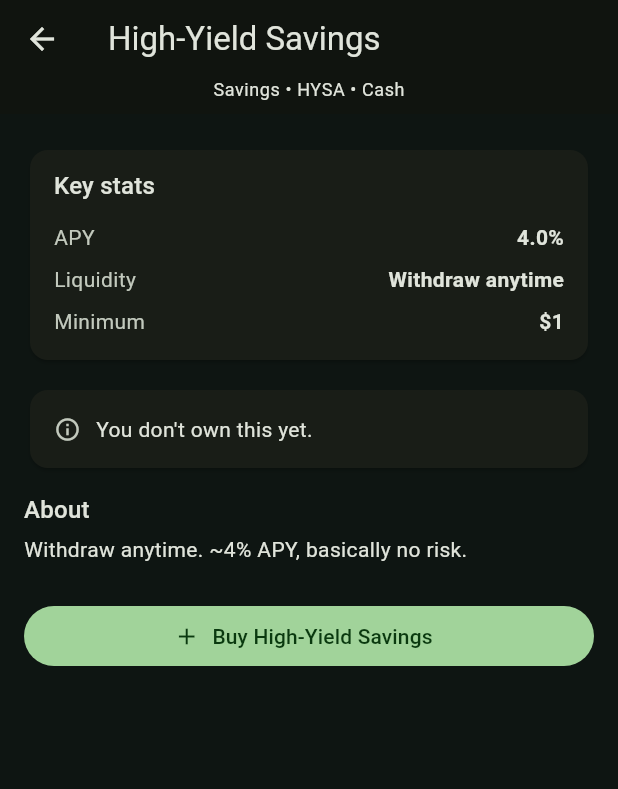
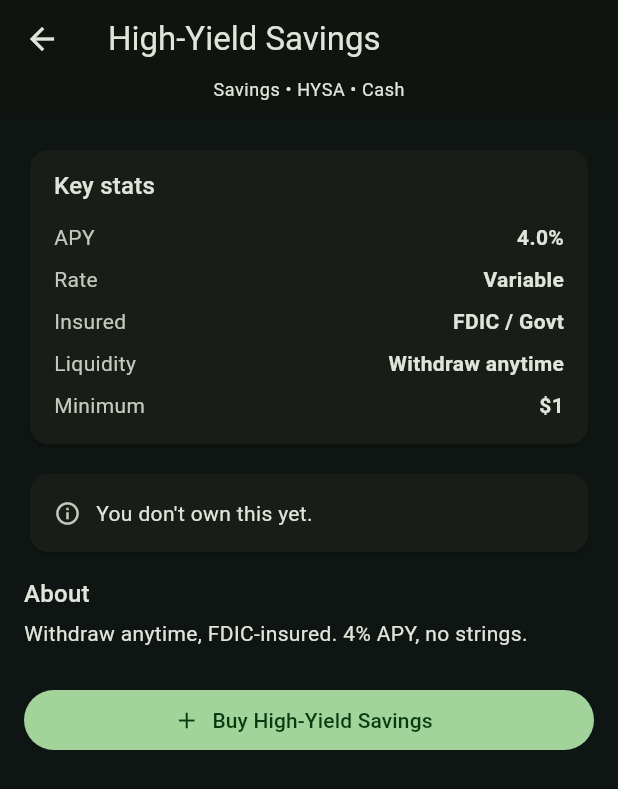
Before and after one commit to Armandoxh/Territorygame, a Flutter app: the AssetDetailScreen screen opened directly with sample values from the repository, on a phone screen of 412 x 824 dp. Shown: the top 789 px of the screen. Run offline on Flutter 3.47's test engine with Material 3 defaults, Android fonts, the phone set to English and light mode, and no system bars.

Commit message:
WealthQuest (build 8): differentiate cash instruments
Cash vehicles are now real trade-offs, not clones:
- New AssetDef fields: minBalance + belowMinApy (reduced rate under the
  minimum balance) and insured (FDIC/govt).
- Ladder tuned so higher yield costs a bigger min, FDIC insurance, or
  liquidity (MMA needs $1k kept; T-Bill/I-Bond lock; MMF/CMA uninsured).
- Market rows show minimums; detail sheet shows Insured / Rate / min-balance.
- Interest accrues at the reduced APY when balance is under the minimum.

Known follow-up: make 'uninsured' carry real downturn risk so MMF isn't
strictly dominant.

https://claude.ai/code/session_01TzdCgZw6BTd2YJQ9wzwCow

```diff
--- a/dev_log/6-4-2026.txt
+++ b/dev_log/6-4-2026.txt
@@ -144,3 +144,22 @@
   WHY:  User: research what else fits Cash (added all picks); and
         "put a release version number, increment it every build, pin
         it at the top so I know what I'm looking at is current."
+
+2026-06-04  WealthQuest (build 8): differentiate cash instruments
+  WHAT: Made cash vehicles real trade-offs instead of clones. New
+        AssetDef fields: minBalance + belowMinApy (account earns the
+        reduced rate if balance drops under the minimum) and `insured`
+        (FDIC/govt). Tuned the ladder: HYSA 4% insured liquid; MMA
+        4.3% insured but must keep $1k (else 0.5%); CMA 4.6% uninsured,
+        $2.5k min; T-Bill 4.2% insured but locked 13w; I-Bond 4.8%
+        insured locked 1y capped; MMF 4.8% uninsured liquid; Ultra-Short
+        ~5% uninsured price-wobble. Surfaced minimums on market rows and
+        added Insured / Rate (Fixed|Variable) / min-balance rows to the
+        detail stat sheet. Controller now accrues at the reduced APY
+        when under minBalance.
+  WHY:  User: these were 'virtually the same, just another asset to buy'
+        — differentiate them like real life (min investment, etc).
+  NOTE: Known gap raised by user — MMF (4.8%, liquid, low min) still
+        dominates because 'uninsured' has no teeth yet. Next nail:
+        give insurance meaning via downturn risk (uninsured cash can
+        lose in a crash; insured never does). Pending user's choice.
--- a/wealthquest/lib/data/catalog.dart
+++ b/wealthquest/lib/data/catalog.dart
@@ -59,7 +59,8 @@ class Catalog {
       apy: 0.04,
       minInvestment: 1,
       sector: 'Cash',
-      blurb: 'Withdraw anytime. ~4% APY, basically no risk.',
+      insured: true,
+      blurb: 'Withdraw anytime, FDIC-insured. 4% APY, no strings.',
     ),
     AssetDef(
       id: 'mmf',
@@ -70,7 +71,9 @@ class Catalog {
       apy: 0.048,
       minInvestment: 500,
       sector: 'Cash',
-      blurb: 'Slightly higher yield than savings, still liquid.',
+      insured: false,
+      blurb: 'Higher yield than a HYSA, still liquid — but it\'s a fund, '
+          'so NOT FDIC-insured.',
     ),
     AssetDef(
       id: 'chk',
@@ -81,7 +84,8 @@ class Catalog {
       apy: 0.005,
       minInvestment: 0,
       sector: 'Cash',
-      blurb: 'Instant access, almost no yield. Don\'t park real money here.',
+      insured: true,
+      blurb: 'Instant access, almost no yield. Don\'t park real savings here.',
     ),
     AssetDef(
       id: 'mma',
@@ -89,10 +93,14 @@ class Catalog {
       ticker: 'MMA',
       categoryId: 'cash',
       kind: AssetKind.savings,
-      apy: 0.040,
+      apy: 0.043,
       minInvestment: 1000,
+      minBalance: 1000,
+      belowMinApy: 0.005,
       sector: 'Cash',
-      blurb: 'Bank account, FDIC-insured, ~4% APY. Liquid.',
+      insured: true,
+      blurb: 'FDIC-insured, 4.3% APY — but you must keep \$1,000 in or the '
+          'rate drops to 0.5%.',
     ),
     AssetDef(
       id: 'cma',
@@ -100,10 +108,14 @@ class Catalog {
       ticker: 'CMA',
       categoryId: 'cash',
       kind: AssetKind.savings,
-      apy: 0.042,
+      apy: 0.046,
       minInvestment: 2500,
+      minBalance: 2500,
+      belowMinApy: 0.01,
       sector: 'Cash',
-      blurb: 'Brokerage sweep. ~4.2% APY, liquid, checking-like features.',
+      insured: false,
+      blurb: 'Brokerage sweep, 4.6% APY. Higher min, keep \$2,500 in, and '
+          'NOT FDIC-insured.',
     ),
     AssetDef(
       id: 'tbill',
@@ -111,12 +123,14 @@ class Catalog {
       ticker: 'TBILL',
       categoryId: 'cash',
       kind: AssetKind.cd,
-      apy: 0.036,
+      apy: 0.042,
       termDays: 13,
       minInvestment: 100,
       sector: 'Government',
       creditRating: 'AAA',
-      blurb: 'U.S. government-backed. ~3.6%, 13-week lock, ultra-safe.',
+      insured: true,
+      blurb: 'U.S. government-backed, ultra-safe. 4.2% for a 13-week lock — '
+          'beats the HYSA if you can spare it.',
     ),
     AssetDef(
       id: 'ibond',
@@ -130,7 +144,9 @@ class Catalog {
       sector: 'Government',
       creditRating: 'AAA',
       annualPurchaseCap: 10000,
-      blurb: 'Inflation-protected. 1-year lock, capped at \$10k/year.',
+      insured: true,
+      blurb: 'Inflation-protected, government-backed. 1-year lock, '
+          'capped at \$10k/year.',
     ),
     AssetDef(
       id: 'usbf',
@@ -141,11 +157,12 @@ class Catalog {
       basePrice: 50.0,
       dailyDrift: 0.0002,
       dailyVol: 0.003,
-      dividendYield: 0.045,
+      dividendYield: 0.050,
       expenseRatio: 0.0008,
       sector: 'Fixed Income',
       sharesOutstanding: 0.5e9,
-      blurb: 'Near-cash: ~4.5% yield, tiny price wobble, not FDIC-insured.',
+      insured: false,
+      blurb: 'Near-cash: ~5% yield, tiny price wobble, not FDIC-insured.',
     ),
 
     // ---- Bonds & CDs ----
--- a/wealthquest/lib/models/asset.dart
+++ b/wealthquest/lib/models/asset.dart
@@ -111,6 +111,17 @@ class AssetDef {
   /// cap. Used by Series I Bonds.
   final double annualPurchaseCap;
 
+  /// Balance a liquid account must keep to earn [apy]; below it the account
+  /// earns [belowMinApy] instead. 0 = no minimum-balance requirement.
+  final double minBalance;
+
+  /// Reduced APY applied while balance is under [minBalance].
+  final double belowMinApy;
+
+  /// FDIC/government-insured against loss. Meaningful for cash & fixed income;
+  /// funds (MMF, CMA sweeps, bond funds) are not insured.
+  final bool insured;
+
   final String blurb;
 
   const AssetDef({
@@ -132,8 +143,26 @@ class AssetDef {
     this.expenseRatio = 0,
     this.creditRating = '',
     this.annualPurchaseCap = 0,
+    this.minBalance = 0,
+    this.belowMinApy = 0,
+    this.insured = false,
     this.blurb = '',
   });
+
+  /// How the yield behaves, for display. Locked products are fixed at purchase;
+  /// liquid accounts float with rates.
+  String get rateType {
+    switch (kind) {
+      case AssetKind.cd:
+        return 'Fixed';
+      case AssetKind.bond:
+        return 'Fixed coupon';
+      case AssetKind.savings:
+        return 'Variable';
+      default:
+        return '';
+    }
+  }
 
   /// Cash income yield for price-based holdings: bond coupon or stock/ETF
   /// dividend. Crypto pays nothing.
--- a/wealthquest/lib/ui/asset_detail_screen.dart
+++ b/wealthquest/lib/ui/asset_detail_screen.dart
@@ -226,8 +226,17 @@ class AssetDetailScreen extends StatelessWidget {
       if (def.creditRating.isNotEmpty) {
         rows.add(MapEntry('Credit rating', def.creditRating));
       }
+      if (def.categoryId == 'cash') {
+        rows.add(MapEntry('Insured', def.insured ? 'FDIC / Govt' : 'Not insured'));
+      }
     } else {
       rows.add(MapEntry('APY', pct(def.apy)));
+      if (def.minBalance > 0) {
+        rows.add(MapEntry('Keep at least', moneyWhole(def.minBalance)));
+        rows.add(MapEntry('If below', '${pct(def.belowMinApy)} APY'));
+      }
+      rows.add(MapEntry('Rate', def.rateType));
+      rows.add(MapEntry('Insured', def.insured ? 'FDIC / Govt' : 'Not insured'));
       if (def.kind == AssetKind.cd) {
         rows.add(MapEntry('Term', '${def.termDays} weeks'));
         rows.add(const MapEntry('Liquidity', 'Locked until maturity'));
--- a/wealthquest/lib/version.dart
+++ b/wealthquest/lib/version.dart
@@ -4,7 +4,7 @@
 /// notable features) — see wealthquest/CLAUDE.md. The badge pinned at the top
 /// of the home header shows this, so you can instantly confirm the live page is
 /// the latest build (and not a stale cache).
-const String kAppVersion = '0.5.0';
-const int kBuildNumber = 7;
+const String kAppVersion = '0.6.0';
+const int kBuildNumber = 8;
 
 String get appVersionLabel => 'v$kAppVersion · build $kBuildNumber';
--- a/wealthquest/pubspec.yaml
+++ b/wealthquest/pubspec.yaml
@@ -1,7 +1,7 @@
 name: wealthquest
 description: "A mobile life-sim / stock-market game. Start at 18 with a day job; each Next Day is a week — watch your investments perform."
 publish_to: "none"
-version: 0.5.0+7
+version: 0.6.0+8
 
 environment:
   sdk: ">=3.4.0 <4.0.0"
```
Also changed, not shown: wealthquest/lib/state/game_controller.dart (+9 -2 lines), wealthquest/lib/ui/market_tab.dart (+6 -1 lines), 1 other file.
